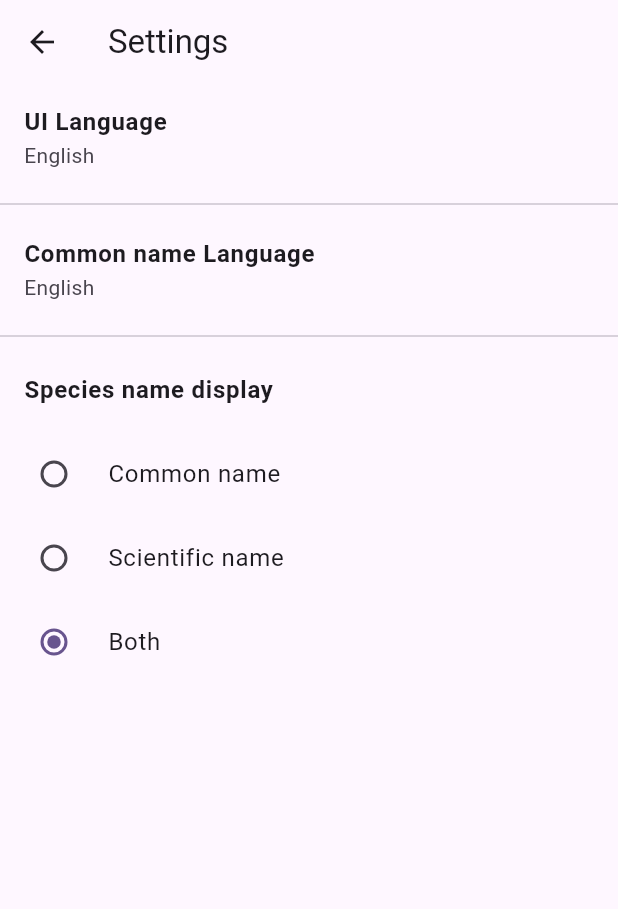
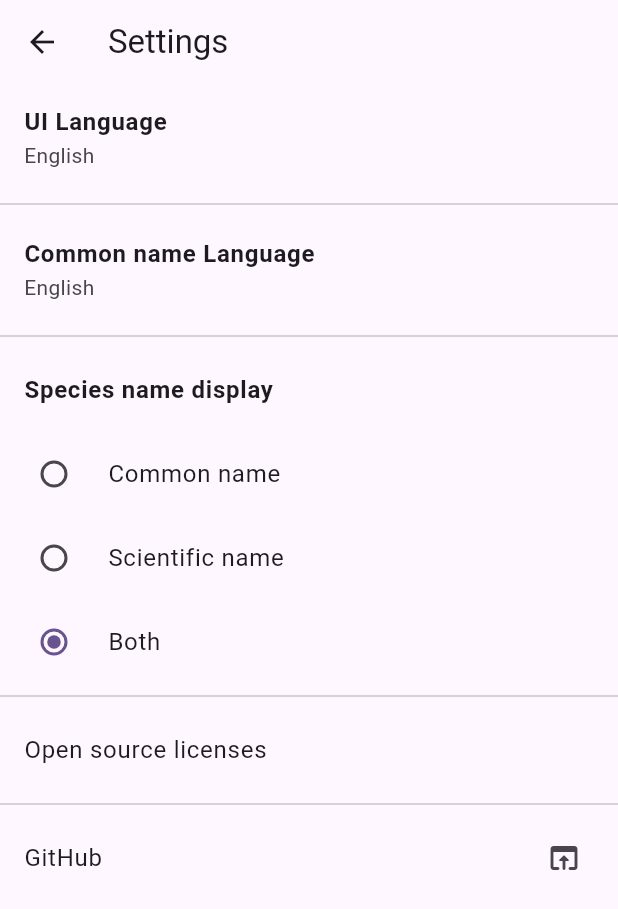
Before and after one commit to sun-jiao/osea_mobile, a Flutter app: the screen it shows after launch, after a tap on the "settings" icon, on a phone screen of 412 x 824 dp. Shown: the top 909 px of the screen. Run offline on Flutter 3.47's test engine with Material 3 defaults, Android fonts, the phone set to English and light mode, and no system bars; our stand-ins replace device_info_plus, flutter_localization, flutter_map, fluttertoast, geolocator, image_picker and 3 more; missing offline and left inert: camerawesome, crop_your_image, google_api_availability, onnxruntime; accounts and stored records are empty; statements that could not run were skipped.

Commit message:
minor UI changes (prepare for Play releasing)

```diff
--- a/lib/entities/localization_mixin.dart
+++ b/lib/entities/localization_mixin.dart
@@ -20,6 +20,7 @@ mixin AppLocale {
   static const String locationFilterOff = 'locationFilterOff';
   static const String locationRetrieveFailed = 'locationRetrieveFailed';
   static const String locationFilterError = 'locationFilterError';
+  static const String openSourceLicenses = 'openSourceLicenses';
 
   static const Map<String, dynamic> EN = {
     title: 'OSEA Bird ID',
@@ -41,6 +42,7 @@ mixin AppLocale {
     locationFilterOff: 'Turn off location filter',
     locationRetrieveFailed: 'Failed in retrieving device location, distribution filter not applied.',
     locationFilterError: 'Distribution filter not applied due to unknown error.',
+    openSourceLicenses: 'Open source licenses',
   };
   static const Map<String, dynamic> ZH = {
     title: 'OSEA鸟类识别',
@@ -62,6 +64,7 @@ mixin AppLocale {
     locationFilterOff: '关闭分布区过滤',
     locationRetrieveFailed: '未能获取位置信息，分布区过滤未能生效。',
     locationFilterError: '发生未知错误，分布区过滤未能生效。',
+    openSourceLicenses: '开放源代码协议',
   };
 }
 
--- a/lib/main.dart
+++ b/lib/main.dart
@@ -72,6 +72,7 @@ class _MyAppState extends State<MyApp> {
       title: AppLocale.title.getString(context),
       supportedLocales: _localization.supportedLocales,
       localizationsDelegates: _localization.localizationsDelegates,
+      debugShowCheckedModeBanner: false,
       theme: ThemeData(
         colorScheme: ColorScheme.fromSeed(seedColor: Colors.deepPurple),
         useMaterial3: true,
--- a/lib/pages/predict_page.dart
+++ b/lib/pages/predict_page.dart
@@ -99,14 +99,11 @@ class _PredictScreenState extends State<PredictScreen> {
                   mainAxisAlignment: MainAxisAlignment.start,
                   mainAxisSize: MainAxisSize.max,
                   children: [
-                    Stack(
+                    Expanded(child: Stack(
                       children: [
-                        AspectRatio(
-                          aspectRatio: 1,
-                          child: BlurredImageWidget(
-                            imageProvider: MemoryImage(_image),
-                            backProvider: MemoryImage(_file),
-                          ),
+                        BlurredImageWidget(
+                          imageProvider: MemoryImage(_image),
+                          backProvider: MemoryImage(_file),
                         ),
                         Positioned(
                           right: 4,
@@ -147,7 +144,7 @@ class _PredictScreenState extends State<PredictScreen> {
                             ),
                           ),
                       ],
-                    ),
+                    )),
                     if (isOutOfRange)
                       Center(
                         child: Padding(
@@ -157,11 +154,8 @@ class _PredictScreenState extends State<PredictScreen> {
                           ),
                         ),
                       ),
-                    Card(
+                    Container(
                       margin: const EdgeInsets.all(16),
-                      color: Colors.white,
-                      surfaceTintColor: Colors.white,
-                      shadowColor: Colors.transparent,
                       child: Column(
                         children: _topResults
                             .map((e) => ResultTile(result: e))
--- a/lib/pages/settings_page.dart
+++ b/lib/pages/settings_page.dart
@@ -1,5 +1,6 @@
 import 'package:flutter/material.dart';
 import 'package:flutter_localization/flutter_localization.dart';
+import 'package:url_launcher/url_launcher.dart';
 
 import 'settings_child_page.dart';
 import '../entities/localization_mixin.dart';
@@ -114,6 +115,23 @@ class _SettingsPageState extends State<SettingsPage> {
                   });
                 },
               ),
+              Divider(),
+              ListTile(
+                title: Text(AppLocale.openSourceLicenses.getString(context)),
+                onTap: () => showAboutDialog(
+                  applicationName: AppLocale.title.getString(context),
+                  context: context,
+                ),
+              ),
+              Divider(),
+              ListTile(
+                title: Text('GitHub'),
+                trailing: Icon(Icons.open_in_browser_rounded),
+                onTap: () => launchUrl(
+                  Uri.parse("https://github.com/sun-jiao/osea_mobile"),
+                  mode: LaunchMode.externalApplication,
+                ),
+              ),
             ],
           ),
         ),
--- a/lib/widgets/predict_tile.dart
+++ b/lib/widgets/predict_tile.dart
@@ -10,7 +10,11 @@ class ResultTile extends StatelessWidget {
 
   @override
   Widget build(BuildContext context) {
-    return ListTile(
+    return Card(
+      color: Colors.white,
+      surfaceTintColor: Colors.white,
+      shadowColor: Colors.transparent,
+      child: ListTile(
         leading: Icon(
           getIcon(result.prob),
         ),
@@ -23,6 +27,7 @@ class ResultTile extends StatelessWidget {
           style: const TextStyle(fontStyle: FontStyle.italic),
         ) : null,
         trailing: Text('${(result.prob * 100).toStringAsFixed(2)}%'),
+      ),
     );
   }
 
--- a/pubspec.yaml
+++ b/pubspec.yaml
@@ -50,6 +50,7 @@ dependencies:
   path_provider: ^2.1.5
   shared_preferences: ^2.3.4
   sqflite: ^2.4.1
+  url_launcher: ^6.3.1
 
 dev_dependencies:
   flutter_test:
```
Lines whose indentation alone changed are shown as unchanged.
